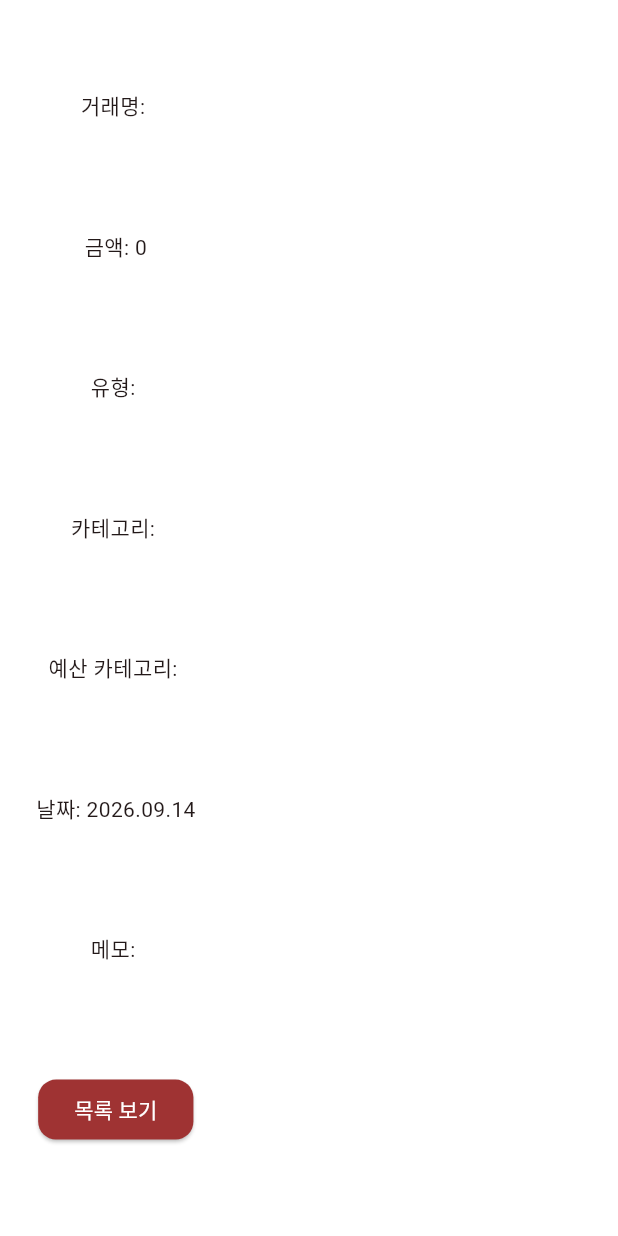
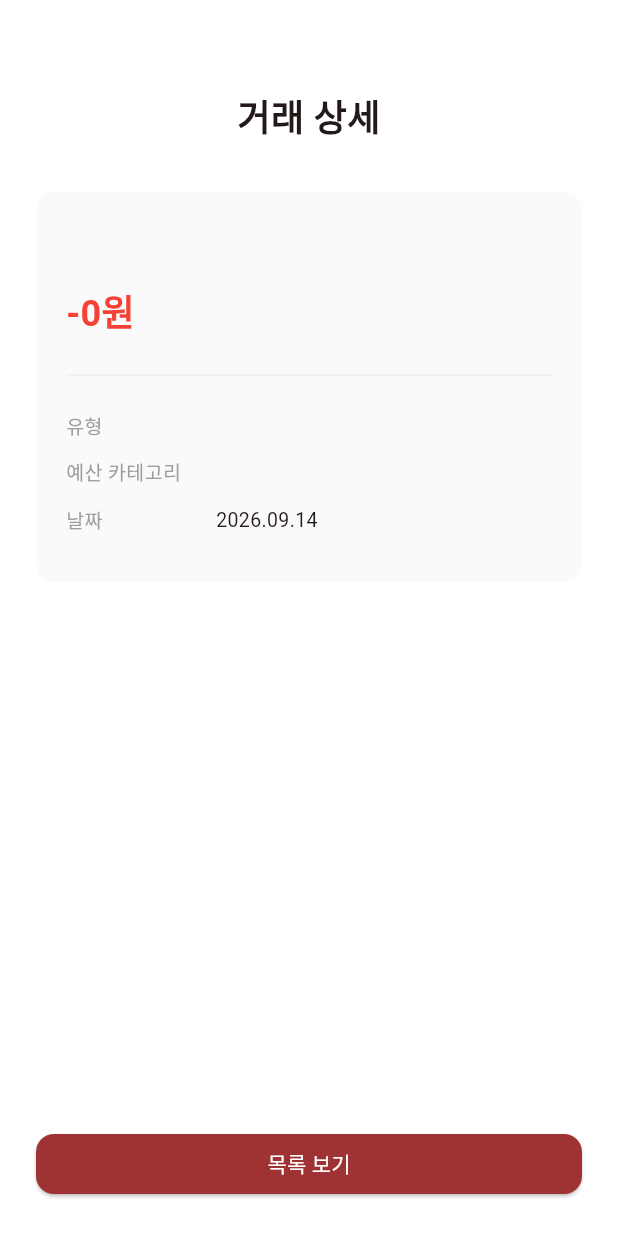
Before and after one commit to chae04/moa, a Flutter app: the TransactionDetailScreen screen opened directly with empty values, on a phone screen of 412 x 824 dp. Run offline on Flutter 3.47's test engine with Material 3 defaults, Android fonts, the phone set to English and light mode, and no system bars; our stand-ins replace cloud_firestore, firebase_auth, firebase_core, table_calendar; accounts and stored records are empty.

Commit message:
fix. transaction detail

```diff
--- a/lib/screens/transaction/transaction_detail_screen.dart
+++ b/lib/screens/transaction/transaction_detail_screen.dart
@@ -36,23 +36,113 @@ class _transactionDetailScreenState extends State<TransactionDetailScreen> {
 
   @override
   Widget build(BuildContext context) {
+    final isIncome = transactionType == '수입';
+    final isSaving = transactionType == '저축';
+    final amountColor = isIncome
+        ? Colors.blue
+        : isSaving
+        ? Colors.green
+        : Colors.red;
+    final amountPrefix = isIncome ? '+' : '-';
+
     return Scaffold(
       body: Padding(
-        padding: const EdgeInsets.all(24.0),
+        padding: const EdgeInsets.only(left: 24.0, top: 60.0, right: 24.0, bottom: 24.0),
         child: Column(
-          mainAxisAlignment: MainAxisAlignment.spaceAround,
+          crossAxisAlignment: CrossAxisAlignment.center,
           children: [
-            Text('거래명: $transactionName'),
-            Text('금액: $transactionPrice'),
-            Text('유형: $transactionType'),
-            Text('카테고리: $transactionCategory'),
-            Text('예산 카테고리: $budgetCategory'),
-            Text('날짜: $date'),
-            Text('메모: $memo'),
-            ElevatedButton(onPressed: () => Navigator.pop(context), child: Text('목록 보기')),
+            // 상단 타이틀
+            Text('거래 상세', style: TextStyle(fontSize: 24, fontWeight: FontWeight.bold)),
+            SizedBox(height: 32),
+
+            // 거래 정보 카드
+            Container(
+              width: double.infinity,
+              padding: EdgeInsets.all(20),
+              decoration: BoxDecoration(
+                color: Colors.grey[50],
+                borderRadius: BorderRadius.circular(12),
+              ),
+              child: Column(
+                crossAxisAlignment: CrossAxisAlignment.start,
+                children: [
+                  // 거래명 + 카테고리
+                  Row(
+                    children: [
+                      Text(
+                        transactionName,
+                        style: TextStyle(fontSize: 18, fontWeight: FontWeight.bold),
+                      ),
+                      SizedBox(width: 8),
+                      Text(
+                        transactionCategory,
+                        style: TextStyle(color: Colors.grey, fontSize: 13),
+                      ),
+                    ],
+                  ),
+                  SizedBox(height: 16),
+
+                  // 금액
+                  Text(
+                    '$amountPrefix${transactionPrice.toString().replaceAllMapped(RegExp(r'(\d)(?=(\d{3})+(?!\d))'), (m) => '${m[1]},')}원',
+                    style: TextStyle(
+                      fontSize: 24,
+                      fontWeight: FontWeight.bold,
+                      color: amountColor,
+                    ),
+                  ),
+                  SizedBox(height: 16),
+                  Divider(color: Colors.grey[200]),
+                  SizedBox(height: 16),
+
+                  // 유형
+                  _buildDetailRow('유형', transactionType),
+                  SizedBox(height: 12),
+
+                  // 예산 카테고리 (수입이 아닐 때만)
+                  if (budgetCategory != null)
+                    Column(
+                      children: [
+                        _buildDetailRow('예산 카테고리', budgetCategory!),
+                        SizedBox(height: 12),
+                      ],
+                    ),
+
+                  // 날짜
+                  _buildDetailRow('날짜', date),
+                  SizedBox(height: 12),
+
+                  // 메모
+                  if (memo.isNotEmpty) _buildDetailRow('메모', memo),
+                ],
+              ),
+            ),
+
+            Spacer(),
+
+            // 목록 보기 버튼
+            SizedBox(
+              width: double.infinity,
+              child: ElevatedButton(
+                onPressed: () => Navigator.pop(context),
+                child: Text('목록 보기'),
+              ),
+            ),
           ],
         ),
       ),
     );
   }
+
+  Widget _buildDetailRow(String label, String value) {
+    return Row(
+      children: [
+        SizedBox(
+          width: 100,
+          child: Text(label, style: TextStyle(color: Colors.grey, fontSize: 13)),
+        ),
+        Text(value, style: TextStyle(fontSize: 13)),
+      ],
+    );
+  }
 }
```
Also changed, not shown: lib/screens/transaction/transaction_list_screen.dart (+54 -6 lines), 2 other files.
